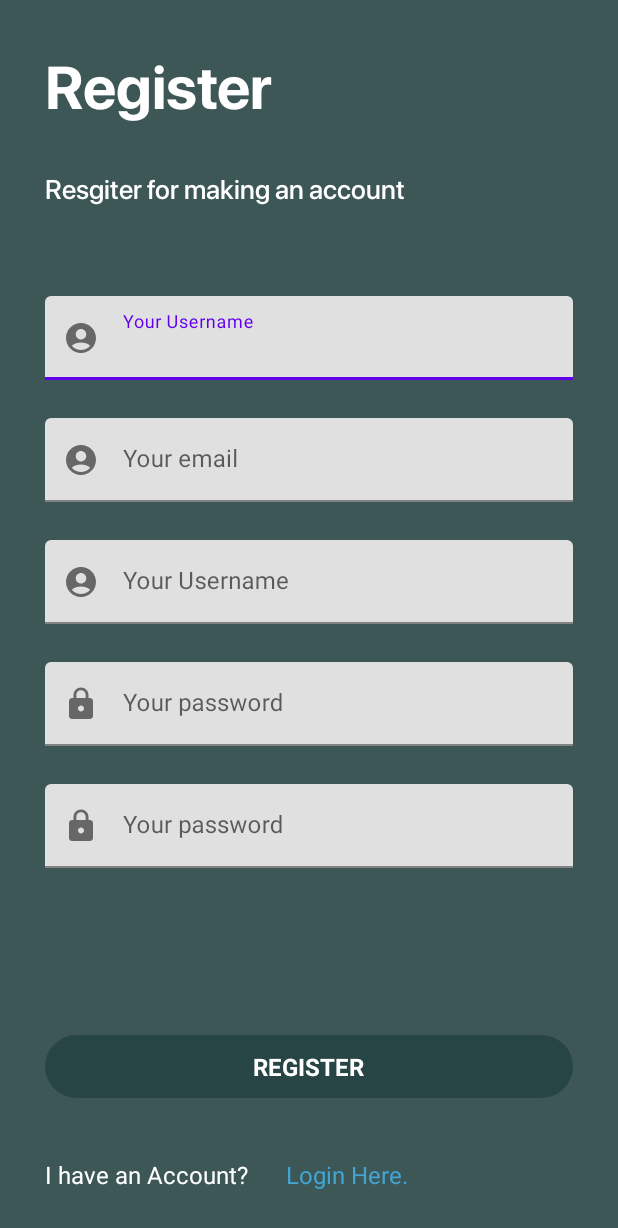
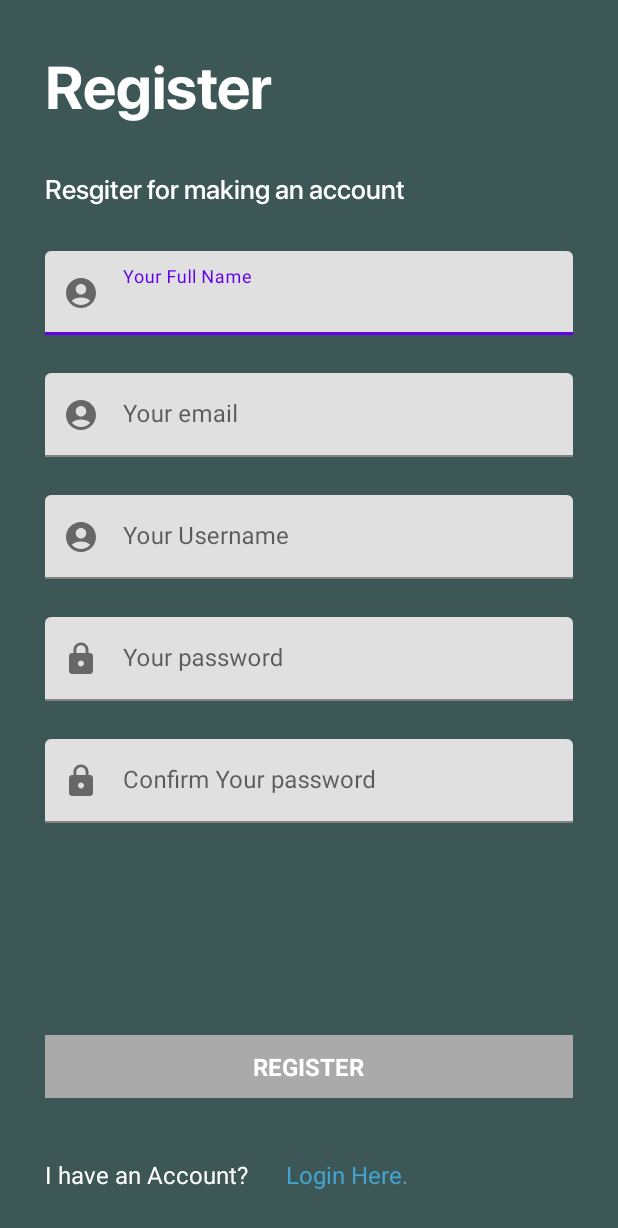
Before and after one commit to gharynsl123/MuslimeEra, an Android app: the layout activity_register.xml on its own in the app's theme, with its tools: preview values and no code run, on a phone screen of 412 x 824 dp. Shown: the top 1228 px of the screen. Run offline under Robolectric (Android 15) with nearby library versions, the light colour scheme and no system bars.

Commit message:
Continue Login And Register

```diff
--- a/app/build.gradle
+++ b/app/build.gradle
@@ -93,4 +93,7 @@ dependencies {
     implementation 'io.reactivex.rxjava3:rxandroid:3.0.0'
     implementation 'com.squareup.retrofit2:adapter-rxjava3:2.9.0'
     implementation 'com.google.android.material:material:1.8.0-alpha03'
+
+    implementation 'io.reactivex.rxjava2:rxjava:2.2.19'
+    implementation 'com.jakewharton.rxbinding2:rxbinding:2.0.0'
 }
--- a/app/src/main/res/layout/activity_login.xml
+++ b/app/src/main/res/layout/activity_login.xml
@@ -58,6 +58,7 @@
         <com.google.android.material.textfield.TextInputEditText
             android:id="@+id/et_pass"
             android:layout_width="match_parent"
+            android:inputType="textPassword"
             android:layout_height="match_parent"/>
     </com.google.android.material.textfield.TextInputLayout>
 
@@ -77,9 +78,8 @@
         android:id="@+id/llButonLogin"
         android:layout_width="match_parent"
         android:layout_height="wrap_content"
-        android:layout_marginHorizontal="25dp"
         android:layout_marginTop="30dp"
-        android:background="@drawable/btn_back_img"
+        android:background="@android:color/darker_gray"
         android:orientation="vertical"
         android:padding="10dp"
         app:layout_constraintTop_toBottomOf="@+id/tvForgot"
--- a/app/src/main/res/layout/activity_register.xml
+++ b/app/src/main/res/layout/activity_register.xml
@@ -17,7 +17,7 @@
         android:textColor="@color/white"
         android:textSize="40sp"
         android:textStyle="bold"
-        app:layout_constraintTop_toTopOf="parent"/>
+        app:layout_constraintTop_toTopOf="parent" />
 
     <TextView
         android:id="@+id/tvSubTitle"
@@ -34,8 +34,8 @@
         android:id="@+id/til_fullName"
         android:layout_width="match_parent"
         android:layout_height="wrap_content"
-        android:layout_marginTop="60dp"
-        android:hint="Your Username"
+        android:layout_marginTop="30dp"
+        android:hint="Your Full Name"
         app:layout_constraintTop_toBottomOf="@id/tvSubTitle"
         app:startIconDrawable="@drawable/ic_baseline_account_circle_24">
 
@@ -58,7 +58,8 @@
         <com.google.android.material.textfield.TextInputEditText
             android:id="@+id/et_email"
             android:layout_width="match_parent"
-            android:layout_height="match_parent" />
+            android:layout_height="match_parent"
+            android:inputType="textEmailAddress" />
 
     </com.google.android.material.textfield.TextInputLayout>
 
@@ -83,8 +84,8 @@
         android:id="@+id/tilPassword"
         android:layout_width="match_parent"
         android:layout_height="wrap_content"
+        android:layout_marginTop="25dp"
         android:hint="Your password"
-        android:layout_marginTop="25dp"
         app:layout_constraintTop_toBottomOf="@+id/til_userName"
         app:startIconDrawable="@drawable/ic_baseline_lock_24"
         tools:layout_editor_absoluteX="30dp">
@@ -92,7 +93,8 @@
         <com.google.android.material.textfield.TextInputEditText
             android:id="@+id/et_pass"
             android:layout_width="match_parent"
-            android:layout_height="match_parent" />
+            android:layout_height="match_parent"
+            android:inputType="textPassword" />
     </com.google.android.material.textfield.TextInputLayout>
 
     <com.google.android.material.textfield.TextInputLayout
@@ -100,7 +102,7 @@
         android:layout_width="match_parent"
         android:layout_height="wrap_content"
         android:layout_marginTop="25dp"
-        android:hint="Your password"
+        android:hint="Confirm Your password"
         app:layout_constraintTop_toBottomOf="@+id/tilPassword"
         app:startIconDrawable="@drawable/ic_baseline_lock_24"
         tools:layout_editor_absoluteX="30dp">
@@ -108,7 +110,8 @@
         <com.google.android.material.textfield.TextInputEditText
             android:id="@+id/et_confirm_password"
             android:layout_width="match_parent"
-            android:layout_height="match_parent" />
+            android:layout_height="match_parent"
+            android:inputType="textPassword" />
     </com.google.android.material.textfield.TextInputLayout>
 
 
@@ -117,7 +120,7 @@
         android:layout_width="match_parent"
         android:layout_height="wrap_content"
         android:layout_marginBottom="40dp"
-        android:background="@drawable/btn_back_img"
+        android:background="@android:color/darker_gray"
         android:orientation="vertical"
         android:padding="10dp"
         app:layout_constraintBottom_toTopOf="@+id/tvlogin">
@@ -156,5 +159,4 @@
         app:layout_constraintStart_toEndOf="@id/tvinfo" />
 
 
-
 </androidx.constraintlayout.widget.ConstraintLayout>
```
Also changed, not shown: app/src/main/java/com/appteam/muslimeera/ui/LoginActivity.kt (+49 -2 lines), app/src/main/java/com/appteam/muslimeera/ui/RegisterActivity.kt (+98 -1 lines), app/src/main/res/layout/grid_item_notes.xml (+6 -11 lines).
